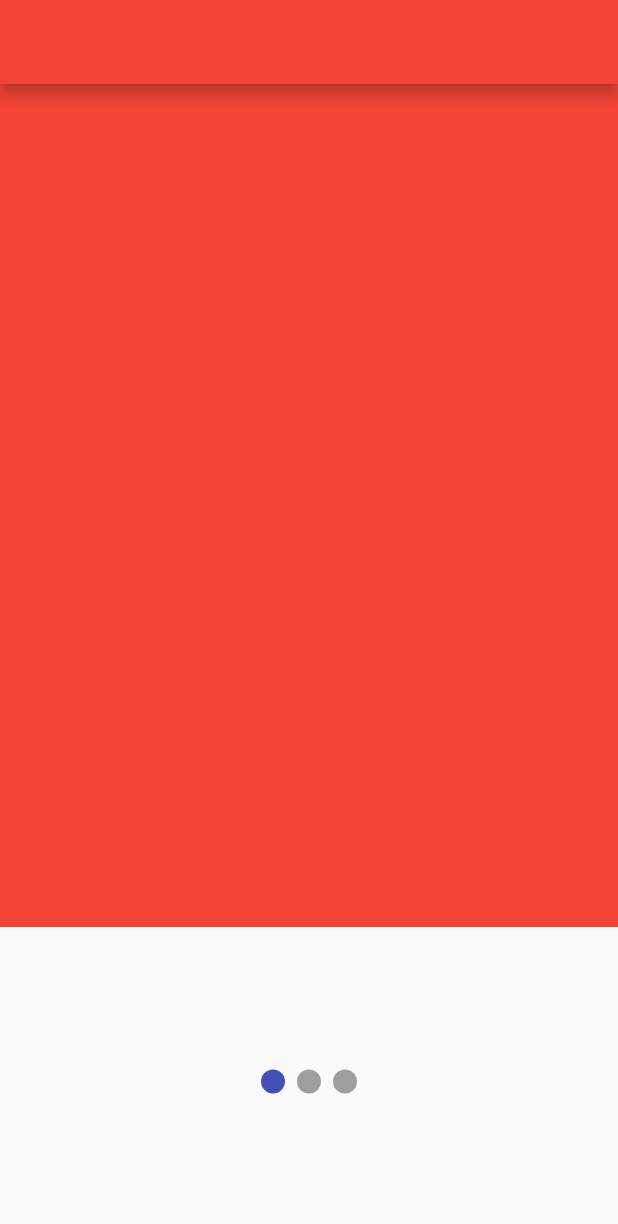
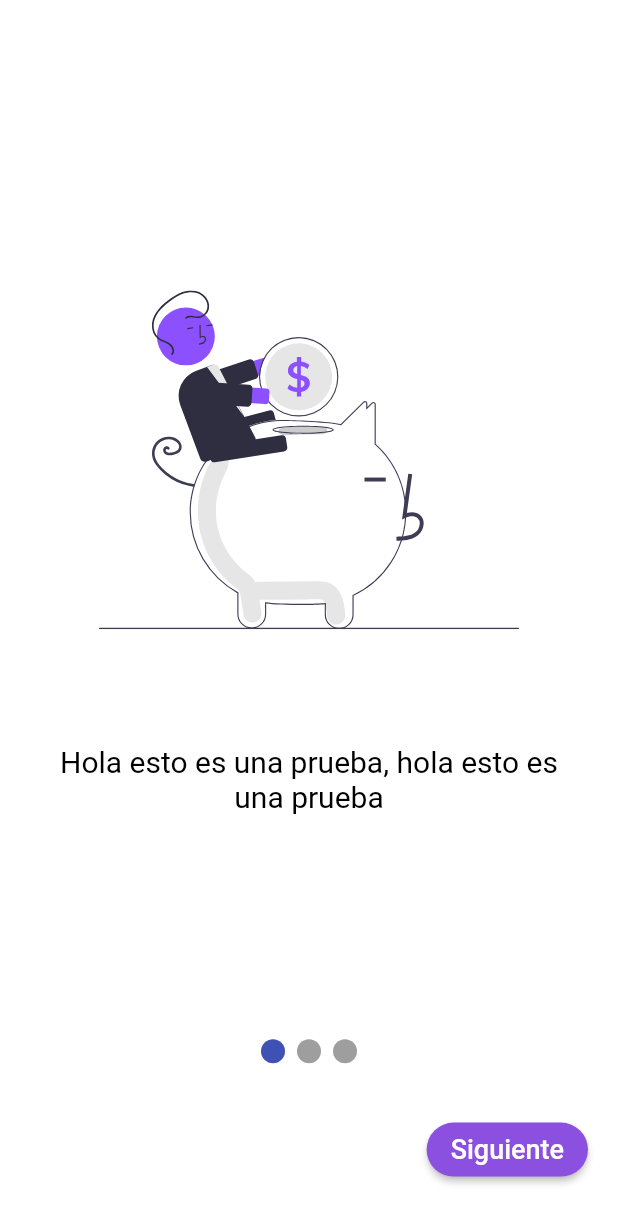
Before and after one commit to andresadar/dipci, a Flutter app: the screen it shows after launch, on a phone screen of 412 x 824 dp. Shown: the top 1224 px of the screen. Run offline on Flutter 3.47's test engine with Material 2 defaults, Android fonts, the phone set to English and light mode, and no system bars; drawn by our look-alikes of smooth_page_indicator; our stand-ins replace flutter_svg.

Commit message:
Second commit

```diff
--- a/dipci-main/dipci/lib/screens/welcome.dart
+++ b/dipci-main/dipci/lib/screens/welcome.dart
@@ -1,4 +1,6 @@
+import 'package:dipci/colors/color.dart';
 import 'package:flutter/material.dart';
+import 'package:flutter_svg/flutter_svg.dart';
 import 'package:smooth_page_indicator/smooth_page_indicator.dart';
 
 import '../images/images.dart';
@@ -20,24 +22,73 @@ class WelcomePage extends StatelessWidget {
             child: Column(
               children: [
                 Expanded(
-                  flex: 3,
+                  flex: 4,
                   child: PageView(
                     controller: _controller,
                     physics: BouncingScrollPhysics(),
                     children: [
-                      WelcomePages(Colors.red, _controller),
-                      WelcomePages(Colors.blue, _controller),
-                      WelcomePages(Colors.green, _controller),
+                      WelcomePages(
+                        color: Colors.white,
+                        image: imagenes.pig,
+                        text:
+                            'Hola esto es una prueba, hola esto es una prueba',
+                        textColor: Colors.black,
+                        textSize: 20.0,
+                      ),
+                      WelcomePages(
+                        color: Colors.white,
+                        image: imagenes.bear,
+                        text:
+                            'Hola esto es una prueba 2, esto es una prueba 2 2 2',
+                        textColor: Colors.black,
+                        textSize: 20.0,
+                      ),
+                      WelcomePages(
+                        color: Colors.white,
+                        image: imagenes.creditTarget,
+                        text: 'Bienvenido',
+                        textColor: colorPrincipal,
+                        textSize: 45.0,
+                      )
                     ],
                   ),
                 ),
                 Expanded(
                   flex: 1,
-                  child: Center(
-                    child: SmoothPageIndicator(
-                      controller: _controller,
-                      count: 3,
-                      effect: WormEffect(),
+                  child: Container(
+                    color: Colors.white,
+                    child: Column(
+                      mainAxisSize: MainAxisSize.max,
+                      mainAxisAlignment: MainAxisAlignment.spaceEvenly,
+                      children: [
+                        Center(
+                          child: SmoothPageIndicator(
+                            controller: _controller,
+                            count: 3,
+                            effect: WormEffect(),
+                          ),
+                        ),
+                        Container(
+                          margin: EdgeInsets.only(right: 20.0),
+                          child: Align(
+                            alignment: Alignment.bottomRight,
+                            child: RaisedButton(
+                              color: colorPrincipal,
+                              shape: StadiumBorder(),
+                              child: Text(
+                                'Siguiente',
+                                style: TextStyle(
+                                    fontSize: 18, color: Colors.white),
+                              ),
+                              onPressed: () {
+                                _controller.nextPage(
+                                    duration: Duration(microseconds: 500),
+                                    curve: Curves.bounceIn);
+                              },
+                            ),
+                          ),
+                        )
+                      ],
                     ),
                   ),
                 ),
@@ -52,20 +103,43 @@ class WelcomePage extends StatelessWidget {
 
 class WelcomePages extends StatelessWidget {
   final color;
-  final _controller;
+  final image;
+  final text;
+  final textColor;
+  final textSize;
 
-  const WelcomePages(this.color, this._controller);
+  const WelcomePages(
+      {this.color, this.image, this.text, this.textColor, this.textSize});
 
   @override
   Widget build(BuildContext context) {
     return Scaffold(
-      appBar: AppBar(
-        backgroundColor: this.color,
-      ),
       body: Container(
         height: double.infinity,
         width: double.infinity,
         color: this.color,
+        child: Column(
+          mainAxisSize: MainAxisSize.max,
+          mainAxisAlignment: MainAxisAlignment.center,
+          children: [
+            Container(
+              margin: EdgeInsets.all(50.0),
+              height: 280,
+              width: 280,
+              child: SvgPicture.asset(image),
+            ),
+            Container(
+              margin: EdgeInsets.symmetric(horizontal: 25.0),
+              child: Text(
+                this.text,
+                textAlign: TextAlign.center,
+                style: TextStyle(
+                    color: textColor,
+                    fontSize: textSize), //TODO: CAMBIAR LA TIPOGRAFIA
+              ),
+            )
+          ],
+        ),
       ),
     );
   }
```
